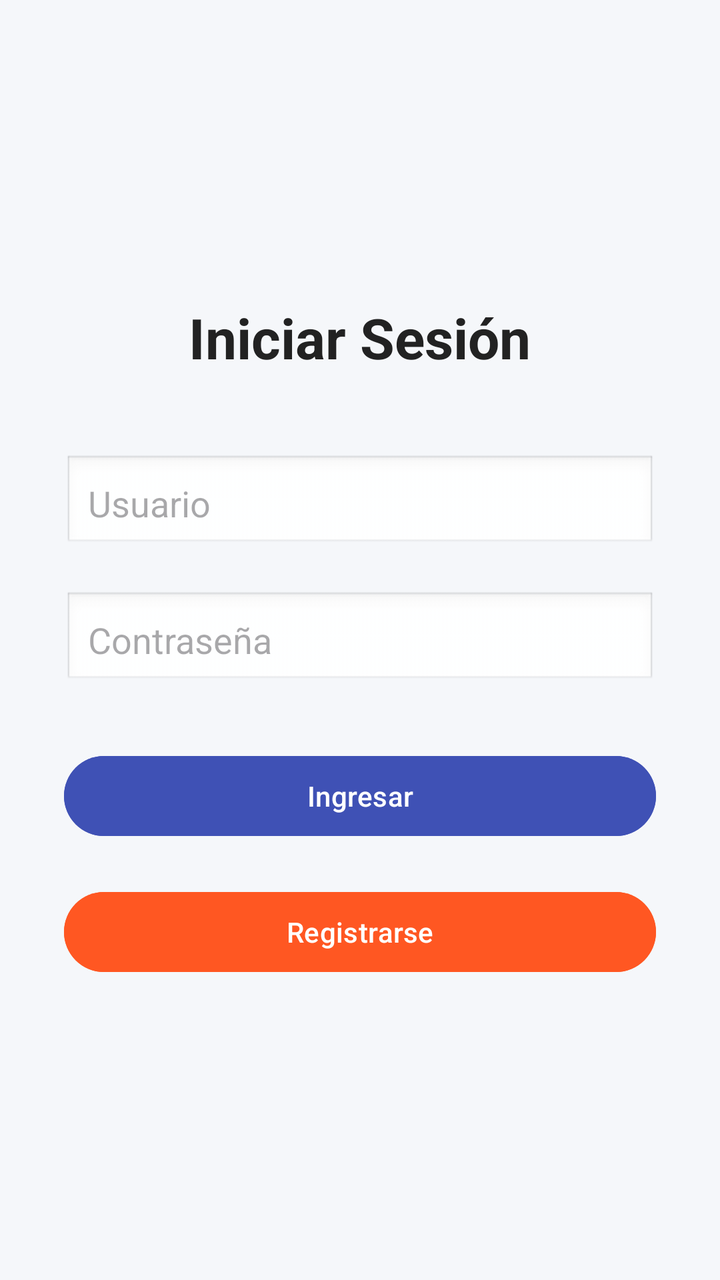
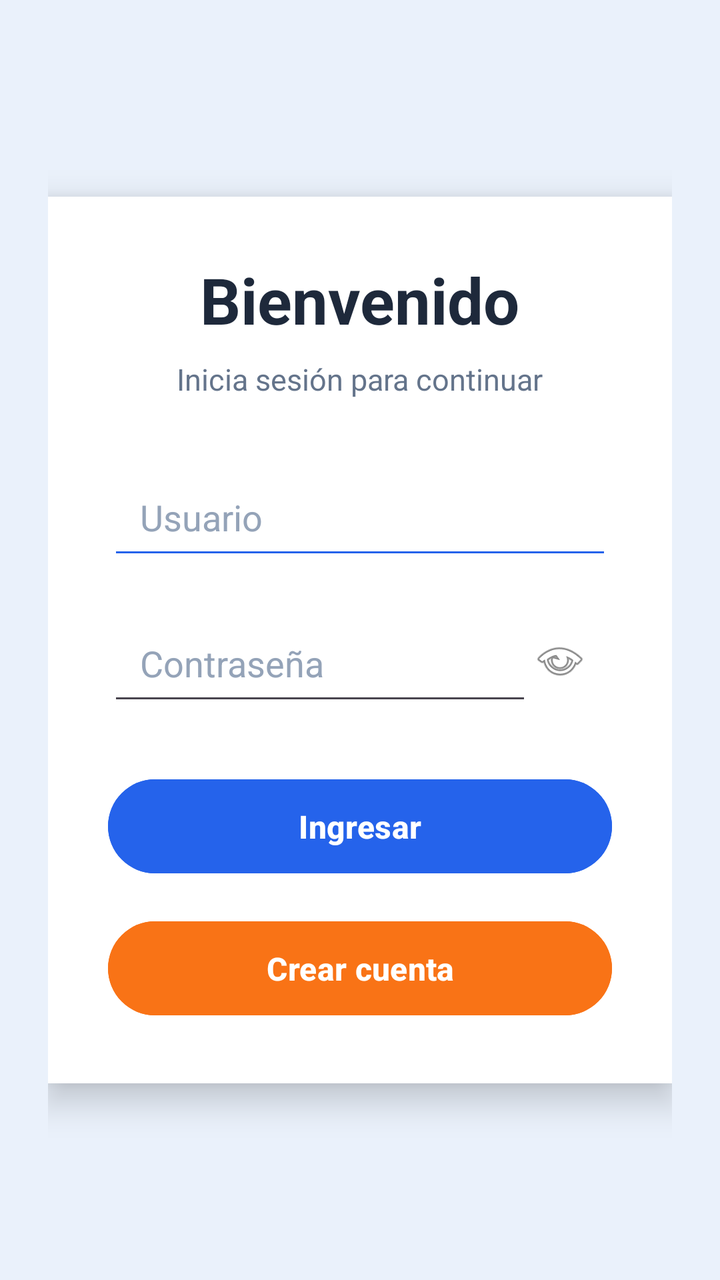

Screens rendered from an Android XML layout before and after an edit, with the pre-edit source and the edit as a unified diff.
<!-- AndroidManifest.xml: application theme Theme.Asistencia -->
<!-- res/layout/activity_main.xml -->
<?xml version="1.0" encoding="utf-8"?>
    <LinearLayout
        xmlns:android="http://schemas.android.com/apk/res/android"
        android:layout_width="match_parent"
        android:layout_height="match_parent"
        android:orientation="vertical"
        android:padding="32dp"
        android:gravity="center"
        android:background="#F5F7FA">

        <TextView
            android:layout_width="wrap_content"
            android:layout_height="wrap_content"
            android:text="Iniciar Sesión"
            android:textSize="28sp"
            android:textStyle="bold"
            android:textColor="#222222"
            android:layout_marginBottom="40dp"/>

        <EditText
            android:id="@+id/etUsuario"
            android:layout_width="match_parent"
            android:layout_height="wrap_content"
            android:hint="Usuario"
            android:padding="12dp"
            android:background="@android:drawable/edit_text"
            android:layout_marginBottom="20dp"/>

        <EditText
            android:id="@+id/etPassword"
            android:layout_width="match_parent"
            android:layout_height="wrap_content"
            android:hint="Contraseña"
            android:inputType="textPassword"
            android:padding="12dp"
            android:background="@android:drawable/edit_text"
            android:layout_marginBottom="30dp"/>

        <Button
            android:id="@+id/btnLogin"
            android:layout_width="match_parent"
            android:layout_height="wrap_content"
            android:text="Ingresar"
            android:backgroundTint="#3F51B5"
            android:textColor="#FFFFFF"
            android:layout_marginBottom="20dp"/>

        
        <Button
            android:id="@+id/btnRegistro"
            android:layout_width="match_parent"
            android:layout_height="wrap_content"
            android:text="Registrarse"
            android:backgroundTint="#FF5722"
            android:textColor="#FFFFFF"/>
    </LinearLayout>
<!-- resources referenced by this layout -->
<resources>
  <style name="Theme.Asistencia" parent="Base.Theme.Asistencia" />
  <style name="Base.Theme.Asistencia" parent="Theme.Material3.DayNight.NoActionBar">
          
          
      </style>
</resources>

<!-- the commit's change to res/layout/activity_main.xml (unified diff, before → after) -->
@@ -1,56 +1,100 @@
 <?xml version="1.0" encoding="utf-8"?>
+<LinearLayout xmlns:android="http://schemas.android.com/apk/res/android"
+    android:layout_width="match_parent"
+    android:layout_height="match_parent"
+    android:orientation="vertical"
+    android:gravity="center"
+    android:padding="24dp"
+    android:background="#EAF1FB">
+
     <LinearLayout
-        xmlns:android="http://schemas.android.com/apk/res/android"
         android:layout_width="match_parent"
-        android:layout_height="match_parent"
+        android:layout_height="wrap_content"
         android:orientation="vertical"
-        android:padding="32dp"
-        android:gravity="center"
-        android:background="#F5F7FA">
+        android:padding="30dp"
+        android:background="#FFFFFF"
+        android:elevation="10dp">
 
         <TextView
             android:layout_width="wrap_content"
             android:layout_height="wrap_content"
-            android:text="Iniciar Sesión"
-            android:textSize="28sp"
+            android:text="Bienvenido"
+            android:textSize="32sp"
             android:textStyle="bold"
-            android:textColor="#222222"
-            android:layout_marginBottom="40dp"/>
+            android:textColor="#1E293B"
+            android:layout_gravity="center"
+            android:layout_marginBottom="8dp"/>
+
+        <TextView
+            android:layout_width="wrap_content"
+            android:layout_height="wrap_content"
+            android:text="Inicia sesión para continuar"
+            android:textSize="15sp"
+            android:textColor="#64748B"
+            android:layout_gravity="center"
+            android:layout_marginBottom="30dp"/>
 
         <EditText
             android:id="@+id/etUsuario"
             android:layout_width="match_parent"
-            android:layout_height="wrap_content"
+            android:layout_height="55dp"
             android:hint="Usuario"
-            android:padding="12dp"
-            android:background="@android:drawable/edit_text"
-            android:layout_marginBottom="20dp"/>
+            android:textColor="#000000"
+            android:textColorHint="#94A3B8"
+            android:paddingStart="16dp"
+            android:backgroundTint="#2563EB"
+            android:layout_marginBottom="18dp"/>
 
-        <EditText
-            android:id="@+id/etPassword"
+        <LinearLayout
             android:layout_width="match_parent"
-            android:layout_height="wrap_content"
-            android:hint="Contraseña"
-            android:inputType="textPassword"
-            android:padding="12dp"
-            android:background="@android:drawable/edit_text"
-            android:layout_marginBottom="30dp"/>
+            android:layout_height="55dp"
+            android:orientation="horizontal"
+            android:gravity="center_vertical"
+            android:backgroundTint="#2563EB">
+
+            <EditText
+                android:id="@+id/etPassword"
+                android:layout_width="0dp"
+                android:layout_height="match_parent"
+                android:layout_weight="1"
+                android:hint="Contraseña"
+                android:inputType="textPassword"
+                android:textColor="#000000"
+                android:textColorHint="#94A3B8"
+                android:paddingStart="16dp"/>
+
+            <ImageView
+                android:id="@+id/imgMostrar"
+                android:layout_width="28dp"
+                android:layout_height="28dp"
+                android:layout_marginEnd="12dp"
+                android:src="@android:drawable/ic_menu_view"/>
+        </LinearLayout>
 
         <Button
             android:id="@+id/btnLogin"
             android:layout_width="match_parent"
-            android:layout_height="wrap_content"
+            android:layout_height="55dp"
             android:text="Ingresar"
-            android:backgroundTint="#3F51B5"
+            android:textAllCaps="false"
+            android:textStyle="bold"
+            android:textSize="16sp"
             android:textColor="#FFFFFF"
-            android:layout_marginBottom="20dp"/>
+            android:backgroundTint="#2563EB"
+            android:layout_marginTop="28dp"
+            android:layout_marginBottom="16dp"/>
 
-        
         <Button
             android:id="@+id/btnRegistro"
             android:layout_width="match_parent"
-            android:layout_height="wrap_content"
-            android:text="Registrarse"
-            android:backgroundTint="#FF5722"
-            android:textColor="#FFFFFF"/>
+            android:layout_height="55dp"
+            android:text="Crear cuenta"
+            android:textAllCaps="false"
+            android:textStyle="bold"
+            android:textSize="16sp"
+            android:textColor="#FFFFFF"
+            android:backgroundTint="#F97316"/>
+
     </LinearLayout>
+
+</LinearLayout>
